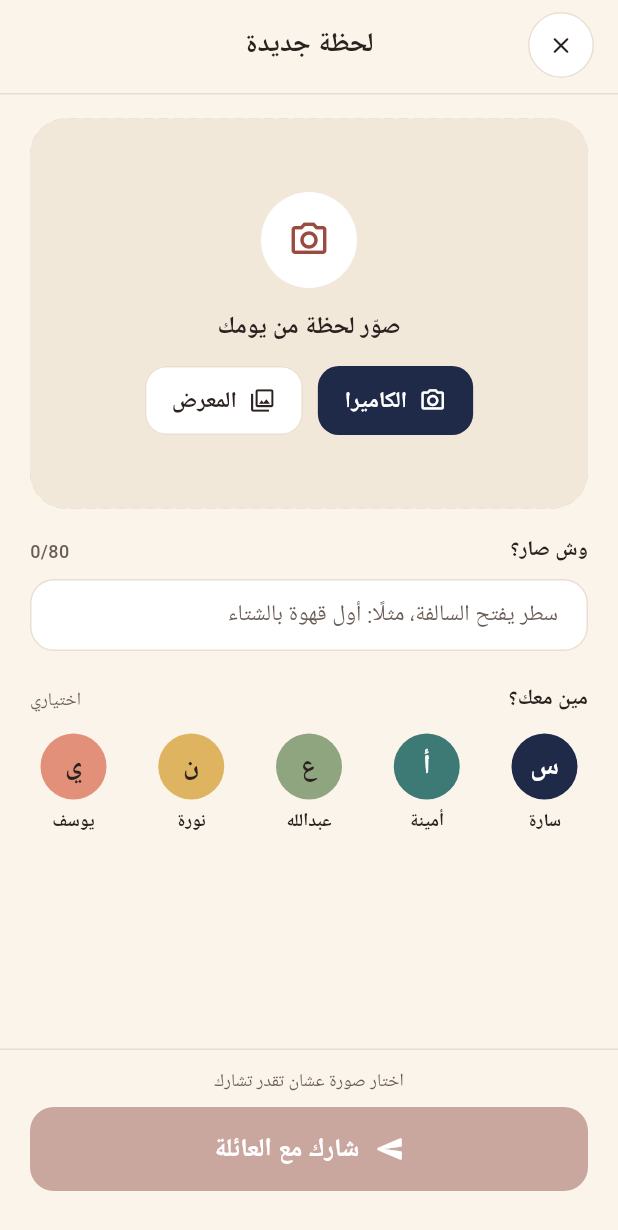
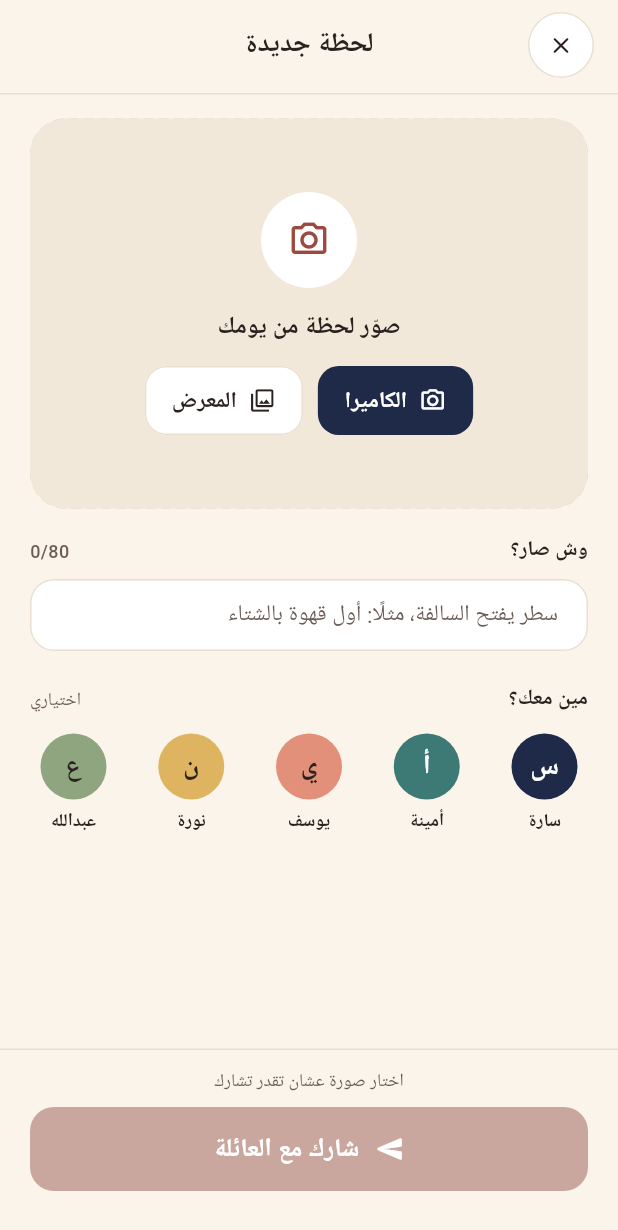
Before and after one commit to Danah-R/Lamma, a Flutter app: the NewMomentScreen screen opened directly, on a phone screen of 412 x 824 dp. Shown: the top 1230 px of the screen. Run offline on Flutter 3.47's test engine with Material 3 defaults, Android fonts, the phone set to English and light mode, and no system bars; our stand-ins replace confetti, image_picker, shared_preferences, wakelock_plus; missing offline and left inert: app_settings; accounts and stored records are empty.

Commit message:
polish: one family list (lib/data/family_members.dart) for games, moments, chat, notifications; أمينة/نورة everywhere

```diff
--- a/lib/features/clubs/clubs_controller.dart
+++ b/lib/features/clubs/clubs_controller.dart
@@ -174,7 +174,7 @@ class ClubsController extends ChangeNotifier {
   List<ClubReader> _bookMembers = const [
     ClubReader(initial: 'م', name: 'محمد', percent: 100, color: AC.brick),
     ClubReader(initial: 'س', name: 'سارة', percent: 100, color: AC.navy),
-    ClubReader(initial: 'آ', name: 'آمنة', percent: 100, color: AC.teal),
+    ClubReader(initial: 'أ', name: 'أمينة', percent: 100, color: AC.teal),
     ClubReader(
       initial: 'أ',
       name: 'أنت',
@@ -183,7 +183,7 @@ class ClubsController extends ChangeNotifier {
       isMe: true,
     ),
     ClubReader(initial: 'ي', name: 'يوسف', percent: 35, color: AC.sage),
-    ClubReader(initial: 'ن', name: 'نوف', percent: 10, color: AC.salmon),
+    ClubReader(initial: 'ن', name: 'نورة', percent: 10, color: AC.salmon),
   ];
   List<ClubReader> get bookMembers => List.unmodifiable(_bookMembers);
 
@@ -362,7 +362,7 @@ class ClubsController extends ChangeNotifier {
   final List<ClubReader> _heardBy = const [
     ClubReader(initial: 'م', name: 'محمد', percent: 100, color: AC.brick),
     ClubReader(initial: 'س', name: 'سارة', percent: 100, color: AC.navy),
-    ClubReader(initial: 'آ', name: 'آمنة', percent: 100, color: AC.teal),
+    ClubReader(initial: 'أ', name: 'أمينة', percent: 100, color: AC.teal),
   ];
   List<ClubReader> get heardBy => List.unmodifiable(_heardBy);
 
--- a/lib/features/family_chat/family_chat_controller.dart
+++ b/lib/features/family_chat/family_chat_controller.dart
@@ -2,68 +2,17 @@
 
 import 'package:flutter/material.dart';
 
+import '../../data/family_members.dart';
 import '../notifications/notification_events.dart';
 import '../notifications/notifications_controller.dart';
 
-class ChatMember {
-  final String id, name, initial;
-  final Color color, ink, nameColor;
-  const ChatMember({
-    required this.id,
-    required this.name,
-    required this.initial,
-    required this.color,
-    required this.ink,
-    required this.nameColor,
-  });
-}
+typedef ChatMember = FamilyMember;
 
-const chatMeId = 'mo';
+const chatMeId = familyMeId;
 
-const chatMembers = <ChatMember>[
-  ChatMember(
-    id: 'mo',
-    name: 'محمد',
-    initial: 'م',
-    color: Color(0xFF9A4A3E),
-    ink: Color(0xFFFFFFFF),
-    nameColor: Color(0xFF9A4A3E),
-  ),
-  ChatMember(
-    id: 'sa',
-    name: 'سارة',
-    initial: 'س',
-    color: Color(0xFF1E2A47),
-    ink: Color(0xFFFFFFFF),
-    nameColor: Color(0xFF1E2A47),
-  ),
-  ChatMember(
-    id: 'am',
-    name: 'أمينة',
-    initial: 'أ',
-    color: Color(0xFF3E7A75),
-    ink: Color(0xFFFFFFFF),
-    nameColor: Color(0xFF2F6662),
-  ),
-  ChatMember(
-    id: 'ab',
-    name: 'عبدالله',
-    initial: 'ع',
-    color: Color(0xFF8FA580),
-    ink: Color(0xFF2B211E),
-    nameColor: Color(0xFF3F5634),
-  ),
-  ChatMember(
-    id: 'yo',
-    name: 'يوسف',
-    initial: 'ي',
-    color: Color(0xFFE29079),
-    ink: Color(0xFF2B211E),
-    nameColor: Color(0xFF9A4A3E),
-  ),
-];
+const chatMembers = familyMembers;
 
-ChatMember chatMember(String id) => chatMembers.firstWhere((m) => m.id == id);
+ChatMember chatMember(String id) => familyMemberById(id);
 
 enum ChatKind { text, reply, poll }
 
--- a/lib/features/moments/moments_controller.dart
+++ b/lib/features/moments/moments_controller.dart
@@ -3,79 +3,18 @@
 
 import 'package:flutter/material.dart';
 
+import '../../data/family_members.dart';
 import '../notifications/notification_events.dart';
 import '../notifications/notifications_controller.dart';
 
-/// A family member as the moments feed shows them (initial in a colored
-/// circle, plus the color their name takes inside comments).
-class MomentsMember {
-  final String id, name, initial;
-  final Color color, ink, nameColor;
-  const MomentsMember({
-    required this.id,
-    required this.name,
-    required this.initial,
-    required this.color,
-    required this.ink,
-    required this.nameColor,
-  });
-}
+/// A family member as the moments feed shows them.
+typedef MomentsMember = FamilyMember;
 
-const momentsMeId = 'mo';
+const momentsMeId = familyMeId;
 
-const momentsMembers = <MomentsMember>[
-  MomentsMember(
-    id: 'mo',
-    name: 'محمد',
-    initial: 'م',
-    color: Color(0xFF9A4A3E),
-    ink: Color(0xFFFFFFFF),
-    nameColor: Color(0xFF9A4A3E),
-  ),
-  MomentsMember(
-    id: 'sa',
-    name: 'سارة',
-    initial: 'س',
-    color: Color(0xFF1E2A47),
-    ink: Color(0xFFFFFFFF),
-    nameColor: Color(0xFF1E2A47),
-  ),
-  MomentsMember(
-    id: 'am',
-    name: 'أمينة',
-    initial: 'أ',
-    color: Color(0xFF3E7A75),
-    ink: Color(0xFFFFFFFF),
-    nameColor: Color(0xFF2F6662),
-  ),
-  MomentsMember(
-    id: 'ab',
-    name: 'عبدالله',
-    initial: 'ع',
-    color: Color(0xFF8FA580),
-    ink: Color(0xFF2B211E),
-    nameColor: Color(0xFF3F5634),
-  ),
-  MomentsMember(
-    id: 'no',
-    name: 'نورة',
-    initial: 'ن',
-    color: Color(0xFFDEB461),
-    ink: Color(0xFF2B211E),
-    nameColor: Color(0xFF6E5418),
-  ),
-  MomentsMember(
-    id: 'yo',
-    name: 'يوسف',
-    initial: 'ي',
-    color: Color(0xFFE29079),
-    ink: Color(0xFF2B211E),
-    nameColor: Color(0xFF9A4A3E),
-  ),
-];
+const momentsMembers = familyMembers;
 
-MomentsMember momentsMember(String id) =>
-    momentsMembers.firstWhere((m) => m.id == id);
+MomentsMember momentsMember(String id) => familyMemberById(id);
 
 /// Placeholder pictures for the sample data, until real photos are wired.
 enum MomentScene { park, coffee, dinner, desert }
--- a/lib/features/notifications/notification_events.dart
+++ b/lib/features/notifications/notification_events.dart
@@ -2,7 +2,7 @@
 // here (with verbs that agree with the person's gender), never hard-coded
 // per screen. Everything returns null for acts by me.
 
-import '../games/shared/family_players.dart';
+import '../../data/family_members.dart';
 import 'notification_model.dart';
 
 class NotificationEvents {
```
Also changed, not shown: lib/data/family_members.dart (added, +98 -0 lines), lib/features/games/shared/family_players.dart (+7 -28 lines), lib/features/notifications/notification_model.dart (+5 -27 lines), 2 other files.
